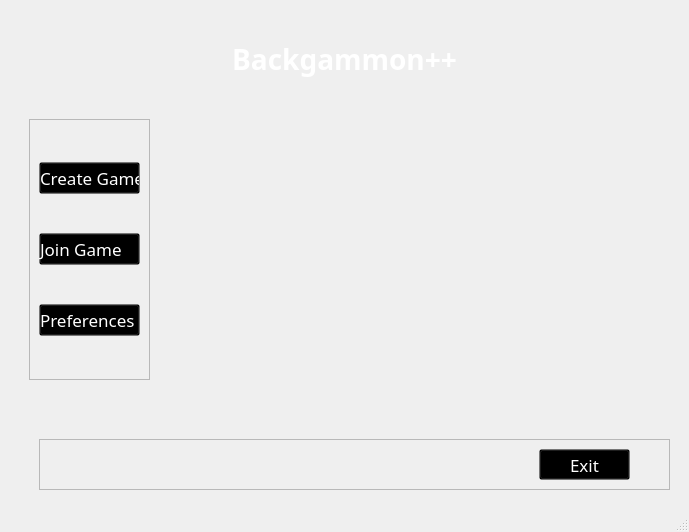
Above: BackgammonPP/mainwindow.ui from daniilgrbic/BackgammonPP before the change. Below: the same form after it.
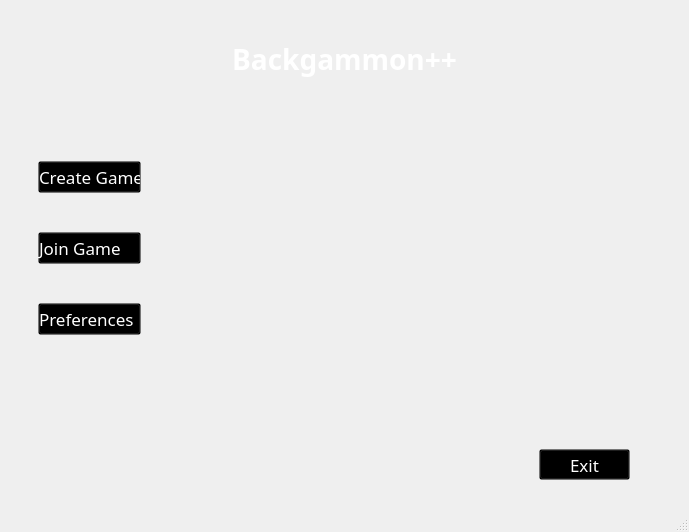
That is the form after the change.

Commit message: Doubling die update logic and board positioning. Removed main menu frame outlines.

Patch:
```diff
--- a/BackgammonPP/mainwindow.ui
+++ b/BackgammonPP/mainwindow.ui
@@ -123,11 +123,14 @@
           <string notr="true"/>
          </property>
          <property name="frameShape">
-          <enum>QFrame::StyledPanel</enum>
+          <enum>QFrame::NoFrame</enum>
          </property>
          <property name="frameShadow">
           <enum>QFrame::Raised</enum>
          </property>
+         <property name="lineWidth">
+          <number>0</number>
+         </property>
          <layout class="QHBoxLayout" name="horizontalLayout">
           <item>
            <layout class="QVBoxLayout" name="verticalLayout">
@@ -152,6 +155,7 @@
                <font>
                 <family>Corbel</family>
                 <pointsize>13</pointsize>
+                <weight>50</weight>
                 <bold>false</bold>
                </font>
               </property>
@@ -186,6 +190,7 @@
                <font>
                 <family>Corbel</family>
                 <pointsize>13</pointsize>
+                <weight>50</weight>
                 <bold>false</bold>
                </font>
               </property>
@@ -220,6 +225,7 @@
                <font>
                 <family>Corbel</family>
                 <pointsize>13</pointsize>
+                <weight>50</weight>
                 <bold>false</bold>
                </font>
               </property>
@@ -257,11 +263,14 @@
           </rect>
          </property>
          <property name="frameShape">
-          <enum>QFrame::StyledPanel</enum>
+          <enum>QFrame::NoFrame</enum>
          </property>
          <property name="frameShadow">
           <enum>QFrame::Raised</enum>
          </property>
+         <property name="lineWidth">
+          <number>0</number>
+         </property>
          <widget class="QPushButton" name="btExit">
           <property name="geometry">
            <rect>
```
Left out of the diff: 2 changed lines with no effect on the pictures. The commit also changes 6 other files.
